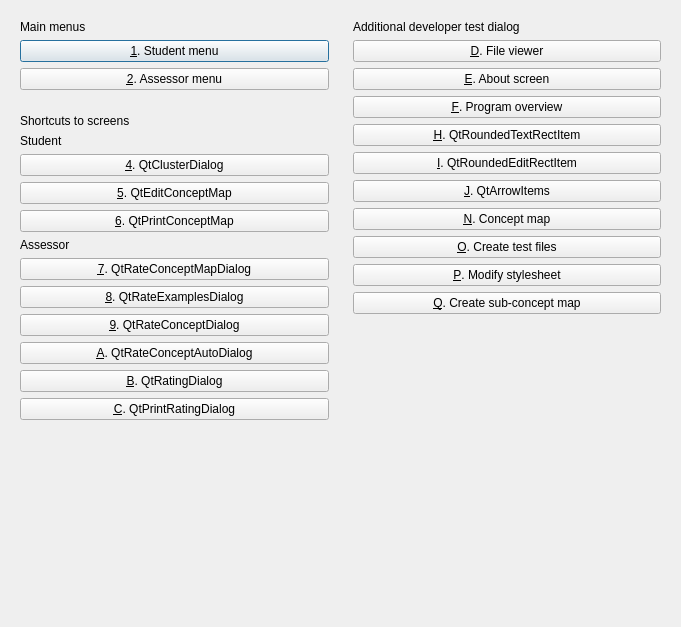
Old version of the form Projects/ProjectBrainweaver/qtpvdbmenudialog.ui in the repository richelbilderbeek/ProjectRichelBilderbeek.
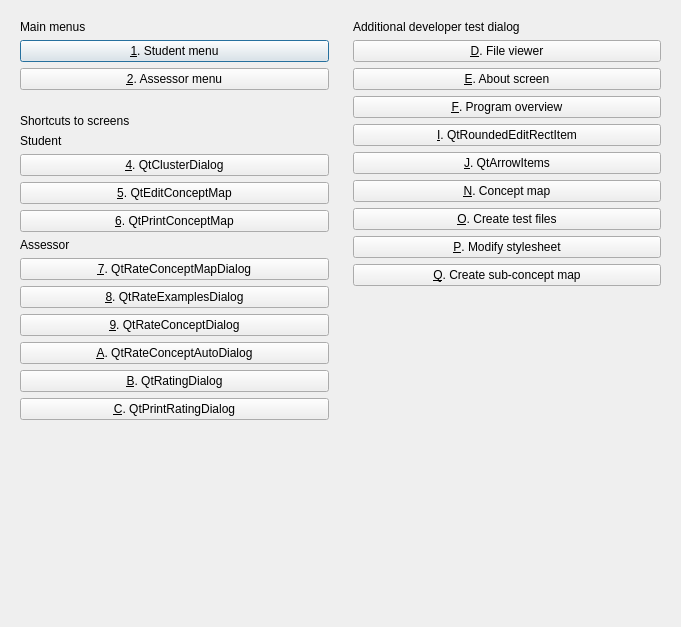
New version of the form. Icons and pictures are not drawn.

Patch:
```diff
--- a/Projects/ProjectBrainweaver/qtpvdbmenudialog.ui
+++ b/Projects/ProjectBrainweaver/qtpvdbmenudialog.ui
@@ -85,13 +85,6 @@
         </property>
        </widget>
       </item>
-      <item>
-       <widget class="QPushButton" name="button_test_qtroundedtextrectitem">
-        <property name="text">
-         <string>&amp;H. QtRoundedTextRectItem</string>
-        </property>
-       </widget>
-      </item>
       <item>
        <widget class="QPushButton" name="button_test_qtroundededitrectitem">
         <property name="text">
```
Left out of the diff: 1 changed line with no effect on the pictures.
